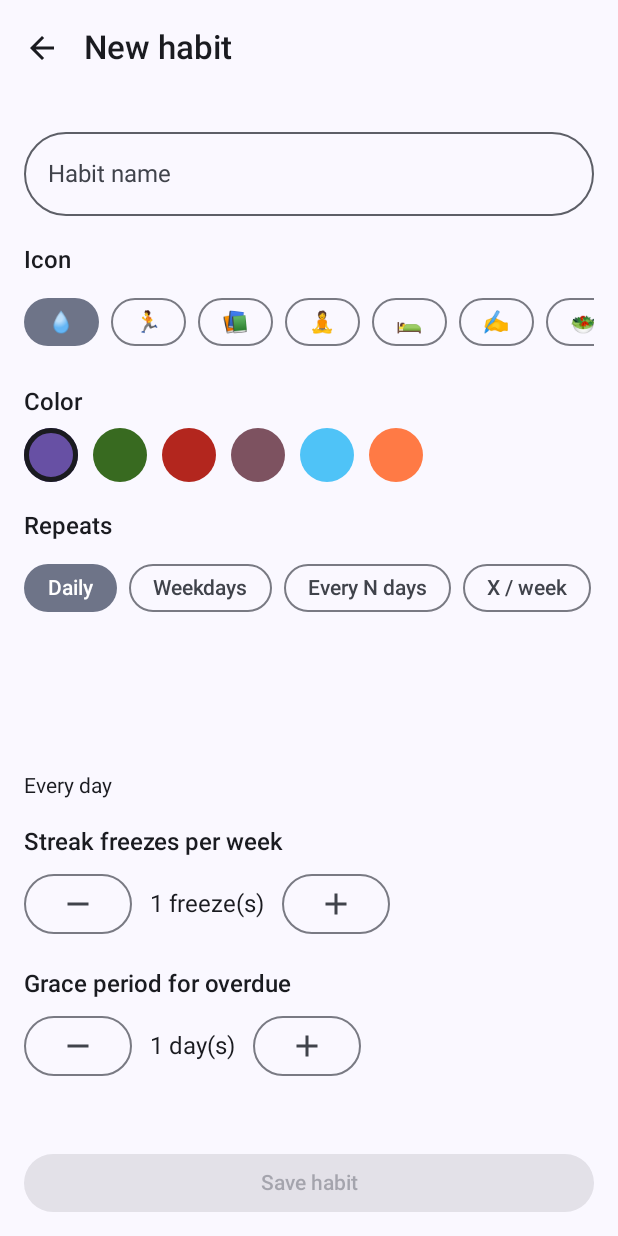
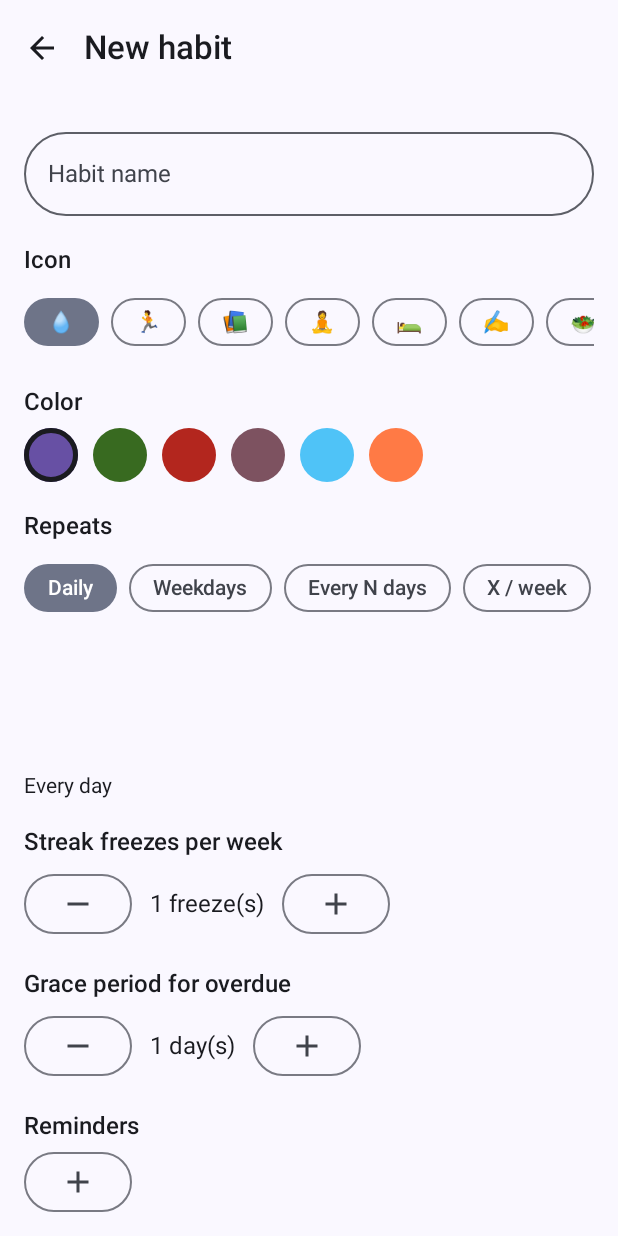
Before and after one commit to gianrufin/Tempo, an Android app built with Jetpack Compose: the screen it shows after launch (MainActivity), after a tap on "New habit", on a phone screen of 412 x 824 dp. Run offline under Robolectric (Android 15) with nearby library versions, the phone set to English and light mode, and no system bars; our stand-ins replace Dagger/Hilt's generated code, Room's generated code; 1 statement that could not run was skipped.

Commit message:
Add Phase 5: adaptive habit reminders (Tempo)
Adds the reminder pipeline: a 15-minute WorkManager periodic worker
checks each active habit's reminder times, nudged by
AdaptiveReminderCalculator toward the user's recent actual completion
times rather than staying fixed, and posts a notification with "Mark
done"/"Skip today" quick actions handled by a BroadcastReceiver so
habits can be completed or frozen without opening the app. Wires up
Hilt+WorkManager (HiltWorkerFactory via Configuration.Provider),
requests POST_NOTIFICATIONS at runtime on Android 13+, and adds the
missing UI for setting reminder times on the Add/Edit Habit screen
(pill chips + a Material3 time picker dialog) — without it the whole
pipeline would have had no way to be configured.

Co-Authored-By: Claude Sonnet 5 <noreply@anthropic.com>
Claude-Session: https://claude.ai/code/session_011GpDSqbNdGUPrPHN3mYzU3

```diff
--- a/app/build.gradle.kts
+++ b/app/build.gradle.kts
@@ -81,6 +81,7 @@ dependencies {
     ksp(libs.hilt.compiler)
     implementation(libs.androidx.hilt.navigation.compose)
     implementation(libs.androidx.hilt.work)
+    ksp(libs.androidx.hilt.compiler)
 
     implementation(libs.kotlinx.serialization.json)
 }
--- a/app/src/main/kotlin/com/tempo/app/MainActivity.kt
+++ b/app/src/main/kotlin/com/tempo/app/MainActivity.kt
@@ -1,22 +1,32 @@
 package com.tempo.app
 
+import android.Manifest
+import android.content.pm.PackageManager
+import android.os.Build
 import android.os.Bundle
 import androidx.activity.ComponentActivity
 import androidx.activity.compose.setContent
 import androidx.activity.enableEdgeToEdge
+import androidx.activity.result.contract.ActivityResultContracts
 import androidx.compose.foundation.layout.fillMaxSize
 import androidx.compose.material3.MaterialTheme
 import androidx.compose.material3.Surface
 import androidx.compose.ui.Modifier
+import androidx.core.content.ContextCompat
 import com.tempo.app.ui.navigation.TempoApp
 import com.tempo.app.ui.theme.TempoTheme
 import dagger.hilt.android.AndroidEntryPoint
 
 @AndroidEntryPoint
 class MainActivity : ComponentActivity() {
+
+    private val requestNotificationPermission =
+        registerForActivityResult(ActivityResultContracts.RequestPermission()) { }
+
     override fun onCreate(savedInstanceState: Bundle?) {
         super.onCreate(savedInstanceState)
         enableEdgeToEdge()
+        requestNotificationPermissionIfNeeded()
         setContent {
             TempoTheme {
                 Surface(
@@ -28,4 +38,13 @@ class MainActivity : ComponentActivity() {
             }
         }
     }
+
+    private fun requestNotificationPermissionIfNeeded() {
+        if (Build.VERSION.SDK_INT < Build.VERSION_CODES.TIRAMISU) return
+        val granted = ContextCompat.checkSelfPermission(this, Manifest.permission.POST_NOTIFICATIONS) ==
+            PackageManager.PERMISSION_GRANTED
+        if (!granted) {
+            requestNotificationPermission.launch(Manifest.permission.POST_NOTIFICATIONS)
+        }
+    }
 }
--- a/app/src/main/kotlin/com/tempo/app/TempoApplication.kt
+++ b/app/src/main/kotlin/com/tempo/app/TempoApplication.kt
@@ -1,7 +1,24 @@
 package com.tempo.app
 
 import android.app.Application
+import androidx.hilt.work.HiltWorkerFactory
+import androidx.work.Configuration
+import com.tempo.app.reminder.ReminderScheduler
 import dagger.hilt.android.HiltAndroidApp
+import javax.inject.Inject
 
 @HiltAndroidApp
-class TempoApplication : Application()
+class TempoApplication : Application(), Configuration.Provider {
+
+    @Inject lateinit var workerFactory: HiltWorkerFactory
+
+    @Inject lateinit var reminderScheduler: ReminderScheduler
+
+    override val workManagerConfiguration: Configuration
+        get() = Configuration.Builder().setWorkerFactory(workerFactory).build()
+
+    override fun onCreate() {
+        super.onCreate()
+        reminderScheduler.schedule()
+    }
+}
--- a/app/src/main/kotlin/com/tempo/app/data/local/dao/HabitCompletionDao.kt
+++ b/app/src/main/kotlin/com/tempo/app/data/local/dao/HabitCompletionDao.kt
@@ -30,6 +30,12 @@ interface HabitCompletionDao {
     @Query("SELECT * FROM habit_completions ORDER BY habitId ASC, date ASC")
     suspend fun getAll(): List<HabitCompletionEntity>
 
+    @Query(
+        "SELECT * FROM habit_completions WHERE habitId = :habitId AND status = 'DONE' " +
+            "ORDER BY date DESC LIMIT :limit",
+    )
+    suspend fun getRecentDone(habitId: Long, limit: Int): List<HabitCompletionEntity>
+
     @Insert(onConflict = OnConflictStrategy.REPLACE)
     suspend fun upsert(completion: HabitCompletionEntity)
 
--- a/app/src/main/kotlin/com/tempo/app/data/local/dao/HabitDao.kt
+++ b/app/src/main/kotlin/com/tempo/app/data/local/dao/HabitDao.kt
@@ -19,6 +19,9 @@ interface HabitDao {
     @Query("SELECT * FROM habits")
     suspend fun getAll(): List<HabitEntity>
 
+    @Query("SELECT * FROM habits WHERE archived = 0")
+    suspend fun getAllActive(): List<HabitEntity>
+
     @Query("SELECT * FROM habits WHERE id = :id")
     fun observeById(id: Long): Flow<HabitEntity?>
 
--- a/app/src/main/kotlin/com/tempo/app/data/repository/HabitRepository.kt
+++ b/app/src/main/kotlin/com/tempo/app/data/repository/HabitRepository.kt
@@ -21,6 +21,9 @@ interface HabitRepository {
     /** Cycles a habit's status for [date]: none -> done -> excused (if freezes remain) -> none. */
     suspend fun cycleCompletion(habitId: Long, date: LocalDate)
 
+    /** Directly marks [date] as an excused/frozen day, if the habit has freezes left this week. */
+    suspend fun markExcused(habitId: Long, date: LocalDate)
+
     /** Streak, completion rate, and a trailing heatmap for a single habit's detail screen. */
     fun observeHabitDetail(habitId: Long, heatmapDays: Int = 98): Flow<HabitDetail?>
 
--- /dev/null
+++ b/app/src/main/kotlin/com/tempo/app/reminder/ReminderScheduler.kt
@@ -0,0 +1,26 @@
+package com.tempo.app.reminder
+
+import android.content.Context
+import androidx.work.ExistingPeriodicWorkPolicy
+import androidx.work.PeriodicWorkRequestBuilder
+import androidx.work.WorkManager
+import dagger.hilt.android.qualifiers.ApplicationContext
+import java.util.concurrent.TimeUnit
+import javax.inject.Inject
+
+class ReminderScheduler @Inject constructor(
+    @ApplicationContext private val context: Context,
+) {
+    fun schedule() {
+        val request = PeriodicWorkRequestBuilder<ReminderCheckWorker>(15, TimeUnit.MINUTES).build()
+        WorkManager.getInstance(context).enqueueUniquePeriodicWork(
+            UNIQUE_WORK_NAME,
+            ExistingPeriodicWorkPolicy.KEEP,
+            request,
+        )
+    }
+
+    companion object {
+        private const val UNIQUE_WORK_NAME = "reminder_check"
+    }
+}
--- a/app/src/main/kotlin/com/tempo/app/ui/screens/habit/AddEditHabitScreen.kt
+++ b/app/src/main/kotlin/com/tempo/app/ui/screens/habit/AddEditHabitScreen.kt
@@ -2,6 +2,7 @@ package com.tempo.app.ui.screens.habit
 
 import androidx.compose.foundation.BorderStroke
 import androidx.compose.foundation.clickable
+import androidx.compose.foundation.horizontalScroll
 import androidx.compose.foundation.layout.Arrangement
 import androidx.compose.foundation.layout.Column
 import androidx.compose.foundation.layout.Row
@@ -12,13 +13,16 @@ import androidx.compose.foundation.layout.padding
 import androidx.compose.foundation.layout.size
 import androidx.compose.foundation.lazy.LazyRow
 import androidx.compose.foundation.lazy.items
+import androidx.compose.foundation.rememberScrollState
 import androidx.compose.foundation.shape.CircleShape
 import androidx.compose.material.icons.Icons
 import androidx.compose.material.icons.filled.Add
 import androidx.compose.material.icons.filled.ArrowBack
+import androidx.compose.material.icons.filled.Close
 import androidx.compose.material.icons.filled.Delete
 import androidx.compose.material.icons.filled.Remove
 import androidx.compose.material3.Button
+import androidx.compose.material3.ExperimentalMaterial3Api
 import androidx.compose.material3.FilterChip
 import androidx.compose.material3.Icon
 import androidx.compose.material3.IconButton
@@ -28,18 +32,28 @@ import androidx.compose.material3.OutlinedTextField
 import androidx.compose.material3.Scaffold
 import androidx.compose.material3.Surface
 import androidx.compose.material3.Text
+import androidx.compose.material3.TextButton
+import androidx.compose.material3.TimePicker
 import androidx.compose.material3.TopAppBar
+import androidx.compose.material3.rememberTimePickerState
 import androidx.compose.runtime.Composable
 import androidx.compose.runtime.LaunchedEffect
 import androidx.compose.runtime.collectAsState
 import androidx.compose.runtime.getValue
+import androidx.compose.runtime.mutableStateOf
+import androidx.compose.runtime.remember
+import androidx.compose.runtime.setValue
 import androidx.compose.ui.Alignment
 import androidx.compose.ui.Modifier
 import androidx.compose.ui.graphics.Color
 import androidx.compose.ui.unit.dp
+import androidx.compose.ui.window.Dialog
 import androidx.hilt.navigation.compose.hiltViewModel
 import com.tempo.app.ui.theme.TempoExtraShapes
 import java.time.DayOfWeek
+import java.time.LocalTime
+import java.time.format.DateTimeFormatter
+import java.time.format.FormatStyle
 import java.time.format.TextStyle
 import java.util.Locale
 
@@ -177,6 +191,14 @@ fun AddEditHabitScreen(
                 )
             }
 
+            Section(title = "Reminders") {
+                RemindersRow(
+                    times = state.reminderTimes,
+                    onAdd = viewModel::onAddReminderTime,
+                    onRemove = viewModel::onRemoveReminderTime,
+                )
+            }
+
             Spacer(modifier = Modifier.height(8.dp))
 
             Button(
@@ -227,6 +249,73 @@ private fun Stepper(label: String, value: Int, onValueChange: (Int) -> Unit) {
     }
 }
 
+@Composable
+private fun RemindersRow(
+    times: List<LocalTime>,
+    onAdd: (LocalTime) -> Unit,
+    onRemove: (LocalTime) -> Unit,
+) {
+    var showPicker by remember { mutableStateOf(false) }
+    val formatter = remember { DateTimeFormatter.ofLocalizedTime(FormatStyle.SHORT) }
+
+    Row(
+        modifier = Modifier.horizontalScroll(rememberScrollState()),
+        horizontalArrangement = Arrangement.spacedBy(8.dp),
+        verticalAlignment = Alignment.CenterVertically,
+    ) {
+        times.forEach { time ->
+            FilterChip(
+                selected = true,
+                onClick = { onRemove(time) },
+                label = { Text(time.format(formatter)) },
+                trailingIcon = {
+                    Icon(Icons.Filled.Close, contentDescription = "Remove reminder", modifier = Modifier.size(16.dp))
+                },
+                shape = TempoExtraShapes.pill,
+            )
+        }
+        OutlinedButton(onClick = { showPicker = true }, shape = TempoExtraShapes.pill) {
+            Icon(Icons.Filled.Add, contentDescription = "Add reminder")
+        }
+    }
+
+    if (showPicker) {
+        TimePickerDialog(
+            onDismiss = { showPicker = false },
+            onConfirm = { time ->
+                onAdd(time)
+                showPicker = false
+            },
+        )
+    }
+}
+
+@OptIn(ExperimentalMaterial3Api::class)
+@Composable
+private fun TimePickerDialog(onDismiss: () -> Unit, onConfirm: (LocalTime) -> Unit) {
+    val now = remember { LocalTime.now() }
+    val state = rememberTimePickerState(initialHour = now.hour, initialMinute = now.minute, is24Hour = false)
+
+    Dialog(onDismissRequest = onDismiss) {
+        Surface(shape = TempoExtraShapes.card, color = MaterialTheme.colorScheme.surface) {
+            Column(
+                modifier = Modifier.padding(24.dp),
+                horizontalAlignment = Alignment.CenterHorizontally,
+                verticalArrangement = Arrangement.spacedBy(16.dp),
+            ) {
+                TimePicker(state = state)
+                Row(horizontalArrangement = Arrangement.spacedBy(8.dp)) {
+                    TextButton(onClick = onDismiss) { Text("Cancel") }
+                    Button(
+                        onClick = { onConfirm(LocalTime.of(state.hour, state.minute)) },
+                        shape = TempoExtraShapes.pill,
+                    ) { Text("Add") }
+                }
+            }
+        }
+    }
+}
+
 private fun RecurrenceType.label(): String = when (this) {
     RecurrenceType.DAILY -> "Daily"
     RecurrenceType.SPECIFIC_WEEKDAYS -> "Weekdays"
--- a/gradle/libs.versions.toml
+++ b/gradle/libs.versions.toml
@@ -37,6 +37,7 @@ hilt-android = { group = "com.google.dagger", name = "hilt-android", version.ref
 hilt-compiler = { group = "com.google.dagger", name = "hilt-android-compiler", version.ref = "hilt" }
 androidx-hilt-navigation-compose = { group = "androidx.hilt", name = "hilt-navigation-compose", version.ref = "hiltNavigationCompose" }
 androidx-hilt-work = { group = "androidx.hilt", name = "hilt-work", version = "1.2.0" }
+androidx-hilt-compiler = { group = "androidx.hilt", name = "hilt-compiler", version = "1.2.0" }
 kotlinx-serialization-json = { group = "org.jetbrains.kotlinx", name = "kotlinx-serialization-json", version.ref = "kotlinxSerializationJson" }
 
 [plugins]
```
Also changed, not shown: app/src/main/AndroidManifest.xml (+17 -2 lines), app/src/main/kotlin/com/tempo/app/data/repository/HabitRepositoryImpl.kt (+12 -0 lines), app/src/main/kotlin/com/tempo/app/domain/AdaptiveReminderCalculator.kt (added, +27 -0 lines), app/src/main/kotlin/com/tempo/app/reminder/NotificationHelper.kt (added, +76 -0 lines), app/src/main/kotlin/com/tempo/app/reminder/ReminderActionReceiver.kt (added, +48 -0 lines), app/src/main/kotlin/com/tempo/app/reminder/ReminderCheckWorker.kt (added, +63 -0 lines), app/src/main/kotlin/com/tempo/app/ui/screens/habit/AddEditHabitViewModel.kt (+9 -0 lines), app/src/main/res/drawable/ic_notification.xml (added, +11 -0 lines).
